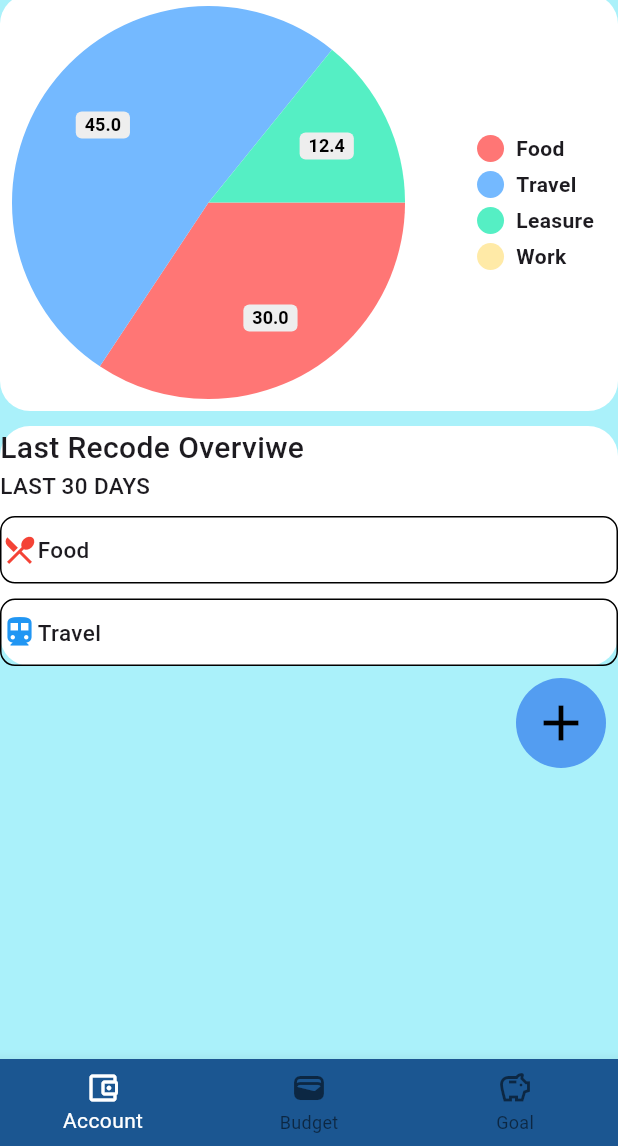
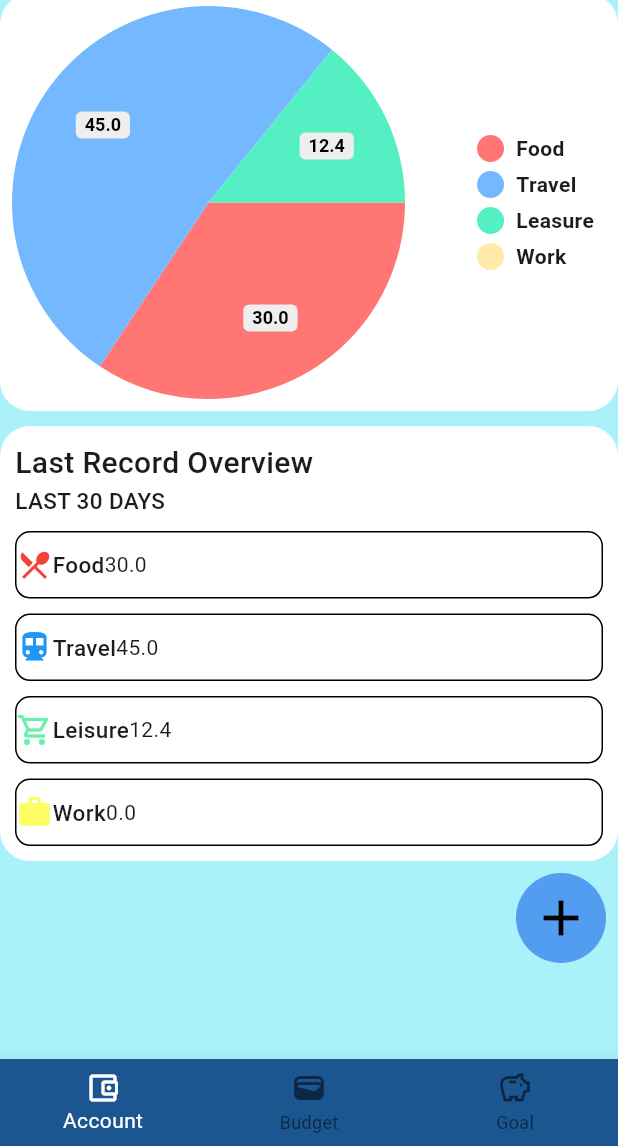
Before and after one commit to Lakshan-sithara/Dime-keeper-wallet-app-, a Flutter app: the screen it shows after launch, on a phone screen of 412 x 824 dp, the part 90-1236 px from its top. Run offline on Flutter 3.47's test engine with Material 3 defaults, Android fonts, the phone set to English and light mode, and no system bars; drawn by our look-alikes of pie_chart; our stand-ins replace hive, hive_flutter; accounts and stored records are empty.

Commit message:
Feature/added summery for the card in each category

```diff
--- a/dime_keeper/lib/pages/expencers.dart
+++ b/dime_keeper/lib/pages/expencers.dart
@@ -1,15 +1,15 @@
+import 'package:expence_master/widgets/last_recode_overviwe.dart';
+import 'package:flutter/material.dart';
 import 'package:expence_master/models/expence.dart';
 import 'package:expence_master/server/database.dart';
 import 'package:expence_master/widgets/AppBarTitleWithDateTime.dart';
 import 'package:expence_master/widgets/add_new_expence.dart';
-import 'package:expence_master/widgets/expence_list.dart';
-import 'package:expence_master/widgets/last_recode_overviwe.dart';
-import 'package:flutter/material.dart';
+//import 'package:expence_master/widgets/overviwe_card.dart'; // Assuming your OverViweCard widget is in overviwe_card.dart
 import 'package:hive/hive.dart';
 import 'package:pie_chart/pie_chart.dart';
 
 class Expencers extends StatefulWidget {
-  const Expencers({super.key});
+  const Expencers({Key? key}) : super(key: key);
 
   @override
   State<Expencers> createState() => _ExpencersState();
@@ -19,30 +19,6 @@ class _ExpencersState extends State<Expencers> {
   final _myBox = Hive.box('expenceDatabase');
   Database db = Database();
 
-  //expence list
-  // final List<ExpenceModel> _expenceList = [
-  //   ExpenceModel(
-  //       amount: 12.4,
-  //       title: "footBall",
-  //       date: DateTime.now(),
-  //       categary: Chatagary.leasure),
-  //   ExpenceModel(
-  //       amount: 25,
-  //       title: "bus",
-  //       date: DateTime.now(),
-  //       categary: Chatagary.travel),
-  //   ExpenceModel(
-  //       amount: 30,
-  //       title: "carrot",
-  //       date: DateTime.now(),
-  //       categary: Chatagary.food),
-  //   ExpenceModel(
-  //       amount: 20,
-  //       title: 'bag',
-  //       date: DateTime.now(),
-  //       categary: Chatagary.travel),
-  // ];
-  //PIE chart
   Map<String, double> dataMap = {
     "Food": 0,
     "Travel": 0,
@@ -50,7 +26,6 @@ class _ExpencersState extends State<Expencers> {
     "Work": 0,
   };
 
-  //add new expence
   void onAddNewExpence(ExpenceModel expence) {
     setState(() {
       db.expenceList.add(expence);
@@ -59,12 +34,8 @@ class _ExpencersState extends State<Expencers> {
     db.updateData();
   }
 
-  //remove a expence
   void onDeleteExpence(ExpenceModel expence) {
-    //store the deleting expence
     ExpenceModel deletingExpence = expence;
-
-    //get the index of removing expence
     final int removingIndex = db.expenceList.indexOf(expence);
     setState(() {
       db.expenceList.remove(expence);
@@ -72,7 +43,6 @@ class _ExpencersState extends State<Expencers> {
       calCatagaryValue();
     });
 
-    //show snackbar
     ScaffoldMessenger.of(context).showSnackBar(
       SnackBar(
         content: const Text("Delete Successful!"),
@@ -89,7 +59,6 @@ class _ExpencersState extends State<Expencers> {
     );
   }
 
-  //PIE chart calculation
   double foodVal = 0;
   double travelVal = 0;
   double leasureVal = 0;
@@ -122,7 +91,6 @@ class _ExpencersState extends State<Expencers> {
       workVal = workValTotal;
     });
 
-    //update the data map
     dataMap = {
       "Food": foodVal,
       "Travel": travelVal,
@@ -134,7 +102,6 @@ class _ExpencersState extends State<Expencers> {
   @override
   void initState() {
     super.initState();
-    //if this is the first time create the initial data
     if (_myBox.get('EXP_DATA') == null) {
       db.createInitialDatabase();
       calCatagaryValue();
@@ -144,16 +111,15 @@ class _ExpencersState extends State<Expencers> {
     }
   }
 
-//Function to open a model overlay
-
   void _openAddExpencesOverlay() {
     showModalBottomSheet(
-        context: context,
-        builder: (context) {
-          return AddNewExpence(
-            onAddExpence: onAddNewExpence,
-          );
-        });
+      context: context,
+      builder: (context) {
+        return AddNewExpence(
+          onAddExpence: onAddNewExpence,
+        );
+      },
+    );
   }
 
   @override
@@ -174,7 +140,6 @@ class _ExpencersState extends State<Expencers> {
         child: Column(
           crossAxisAlignment: CrossAxisAlignment.stretch,
           children: [
-            //###### Pie Chart ######
             Container(
               decoration: BoxDecoration(
                 color: Colors.white,
@@ -182,23 +147,19 @@ class _ExpencersState extends State<Expencers> {
               ),
               child: PieChart(dataMap: dataMap),
             ),
-            const SizedBox(
-              height: 10,
-            ),
-            //###### Last Recode Overviwe ######
+            const SizedBox(height: 10),
             Container(
               decoration: BoxDecoration(
                 borderRadius: BorderRadius.circular(20),
                 color: Colors.white,
               ),
-              child: OverViweCard(),
+              child: OverViweCard(
+                  dataMap: dataMap), // Use OverViweCard with dataMap
             ),
-            //###### Expence List ######
             // ExpenceList(
             //   expenceList: db.expenceList,
             //   onDeleteExpence: onDeleteExpence,
             // ),
-            //###### Add new expence button ######
             Align(
               alignment: Alignment.bottomRight,
               child: Container(
--- a/dime_keeper/lib/widgets/bottom_navigation_bar.dart
+++ b/dime_keeper/lib/widgets/bottom_navigation_bar.dart
@@ -40,6 +40,7 @@ class _BottomNavigationBarState extends State<BottomNavigationBarWidget> {
     }
 
     return Scaffold(
+
       body: page,
       bottomNavigationBar: BottomNavigationBar(
         backgroundColor: const Color.fromARGB(255, 27, 86, 145),
--- a/dime_keeper/lib/widgets/last_recode_overviwe.dart
+++ b/dime_keeper/lib/widgets/last_recode_overviwe.dart
@@ -1,17 +1,20 @@
 import 'package:flutter/material.dart';
 
 class OverViweCard extends StatelessWidget {
-  const OverViweCard({super.key});
+  final Map<String, double> dataMap;
+  const OverViweCard({Key? key, required this.dataMap}) : super(key: key);
 
   @override
   Widget build(BuildContext context) {
-    return Container(
+    return Padding(
+      padding: const EdgeInsets.all(10),
+      child: Container(
         child: Column(
           children: [
             const Row(
               children: [
                 Text(
-                'Last Recode Overviwe',
+                  'Last Record Overview',
                   style: TextStyle(fontSize: 20, fontWeight: FontWeight.w500),
                 ),
               ],
@@ -27,49 +30,104 @@ class OverViweCard extends StatelessWidget {
             const SizedBox(
               height: 10,
             ),
+            //###### Food ######
             Container(
               height: 45,
               decoration: BoxDecoration(
                 border: Border.all(color: Colors.black),
                 borderRadius: BorderRadius.circular(10),
               ),
-            child: const Row(
+              child: Row(
                 children: [
-                Icon(
+                  const Icon(
                     Icons.restaurant_menu_outlined,
                     color: Colors.red,
                   ),
-                Text(
+                  const Text(
                     'Food',
                     style: TextStyle(fontSize: 15, fontWeight: FontWeight.w500),
                   ),
+                  Text('${dataMap['Food']}'), // Display food data from dataMap
                 ],
               ),
             ),
             const SizedBox(
               height: 10,
             ),
+            //###### Travel ######
             Container(
               height: 45,
               decoration: BoxDecoration(
                 border: Border.all(color: Colors.black),
                 borderRadius: BorderRadius.circular(10),
               ),
-            child: const Row(
+              child: Row(
                 children: [
-                Icon(
+                  const Icon(
                     Icons.directions_transit,
                     color: Colors.blue,
                   ),
-                Text(
+                  const Text(
                     'Travel',
                     style: TextStyle(fontSize: 15, fontWeight: FontWeight.w500),
                   ),
+                  Text(
+                      '${dataMap['Travel']}'), // Display travel data from dataMap
+                ],
+              ),
+            ),
+            const SizedBox(
+              height: 10,
+            ),
+            //###### Leisure ######
+            Container(
+              height: 45,
+              decoration: BoxDecoration(
+                border: Border.all(color: Colors.black),
+                borderRadius: BorderRadius.circular(10),
+              ),
+              child: Row(
+                children: [
+                  const Icon(
+                    Icons.shopping_cart_outlined,
+                    color: Colors.greenAccent,
+                  ),
+                  const Text(
+                    'Leisure',
+                    style: TextStyle(fontSize: 15, fontWeight: FontWeight.w500),
+                  ),
+                  Text(
+                      '${dataMap['Leasure']}'), // Display leisure data from dataMap
+                ],
+              ),
+            ),
+            const SizedBox(
+              height: 10,
+            ),
+            //###### Work ######
+            Container(
+              height: 45,
+              decoration: BoxDecoration(
+                border: Border.all(color: Colors.black),
+                borderRadius: BorderRadius.circular(10),
+              ),
+              child: Row(
+                children: [
+                  const Icon(
+                    Icons.work_outlined,
+                    color: Color.fromARGB(185, 254, 254, 41),
+                  ),
+                  const Text(
+                    'Work',
+                    style: TextStyle(fontSize: 15, fontWeight: FontWeight.w500),
+                  ),
+                  Text('${dataMap['Work']}'), // Display work data from dataMap
                 ],
               ),
             ),
           ],
         ),
+      ),
     );
   }
 }
```
Lines whose indentation alone changed are shown as unchanged.
